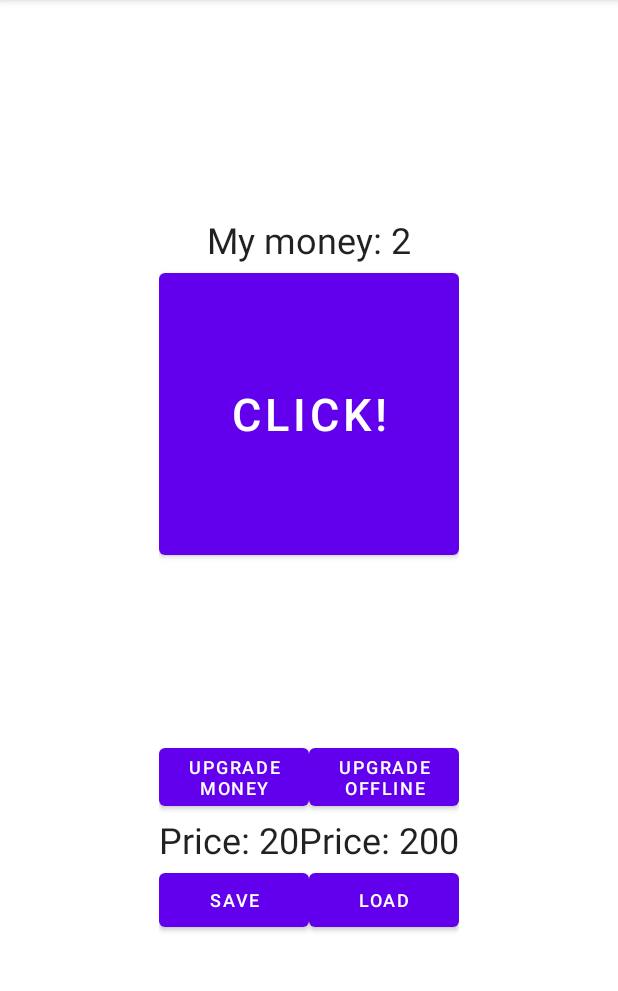
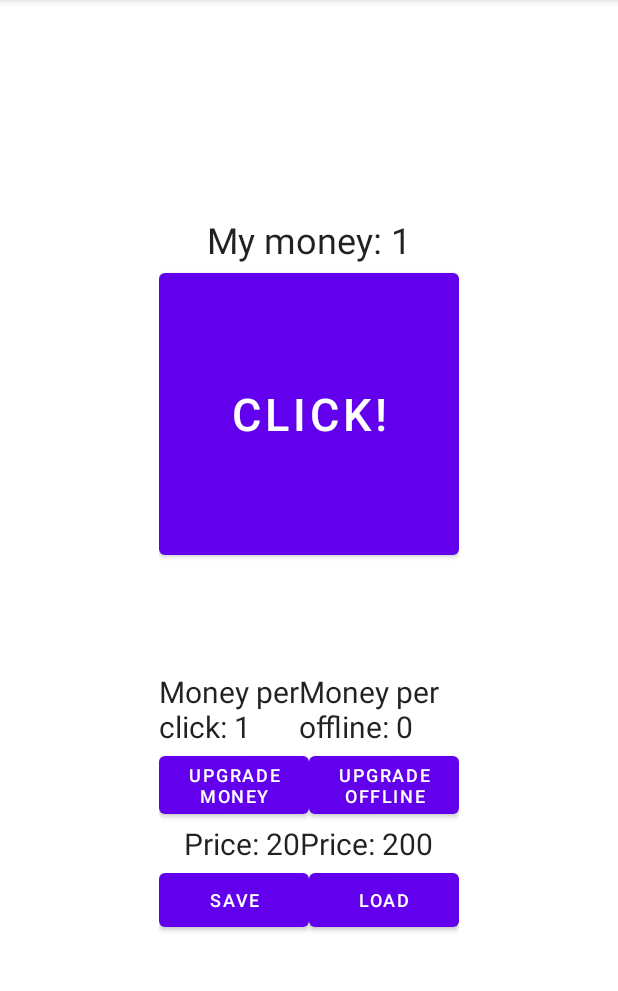
Before and after one commit to SunZar/MyItSchool, an Android app: the screen it shows after launch (MainActivity), after a tap on "UPGRADE OFFLINE", on a phone screen of 412 x 824 dp, the part 84-1075 px from its top. Run offline under Robolectric (Android 15) with nearby library versions, the phone set to English and light mode, and no system bars; 2 other taps on this screen came first.

Commit message:
Sorting and cleaning the code; Fixed bugs

```diff
--- a/app/src/main/java/com/example/myitschool/MainActivity.java
+++ b/app/src/main/java/com/example/myitschool/MainActivity.java
@@ -36,31 +36,26 @@
         setContentView(binding.getRoot());
 
 
-        if (getPreferences(MODE_PRIVATE).getInt(String.valueOf(SAVE_LEVEL_UPGRADE_ADD_MONEY), 1) != 1) {
-            mySP = getPreferences(MODE_PRIVATE);
-            int saveInt = mySP.getInt(String.valueOf(SAVE_LEVEL_UPGRADE_ADD_MONEY), 1);
-            levelUpgradeAddMoney = saveInt;
-        }
+        loadGetAllPref();
 
-        if (getPreferences(MODE_PRIVATE).getInt(String.valueOf(SAVE_ADD_MONEY), 1) != 1) {
-            mySP = getPreferences(MODE_PRIVATE);
-            int saveInt = mySP.getInt(String.valueOf(SAVE_ADD_MONEY), 1);
-            addMoney = saveInt;
-        }
+        //Loading all savedInstanceState
+        if (savedInstanceState != null) {
 
-        if (getPreferences(MODE_PRIVATE).getInt(String.valueOf(SAVE_MONEY), 0) != 0) {
-            mySP = getPreferences(MODE_PRIVATE);
-            int saveInt = mySP.getInt(String.valueOf(SAVE_MONEY), 0);
-            binding.moneyCount.setText(Integer.toString(saveInt));
-        }
-        if (savedInstanceState != null) {
             binding.moneyCount.setText(Integer.toString(savedInstanceState.getInt("money")));
+            binding.upgradeOfflineMoneyPrice.setText("Price: " + Integer.toString((offlineMoney + 1) * 200));
+            binding.upgradeAddMoneyPrice.setText("Price: " + Integer.toString(addMoney * 20));
+
             levelUpgradeAddMoney = savedInstanceState.getInt("levelUpgradeAddMoney");
+            levelUpgradeOfflineMoney = savedInstanceState.getInt("levelUpgradeOfflineMoney");
+            offlineMoney = savedInstanceState.getInt("offlineMoney");
             addMoney = savedInstanceState.getInt("addMoney");
         }
         binding.upgradeAddMoneyPrice.setText("Price: " + Integer.toString(addMoney * 20));
         binding.upgradeOfflineMoneyPrice.setText("Price: " + Integer.toString((offlineMoney + 1) * 200));
+        binding.addMoneyCount.setText("Money per\nclick: " + Integer.toString(addMoney));
+        binding.addOfflineMoneyCount.setText("Money per\noffline: " + Integer.toString(offlineMoney));
 
+        //Checking all buttons for click
         binding.buttonMoney.setOnClickListener(new View.OnClickListener() {
             @Override
             public void onClick(View view) {
@@ -74,30 +69,14 @@
         binding.buttonUpgradeAddMoney.setOnClickListener(new View.OnClickListener() {
             @Override
             public void onClick(View view) {
-                if (Integer.parseInt(binding.moneyCount.getText().toString()) >= addMoney * 20) {
-                    binding.moneyCount.setText(
-                            Integer.toString(Integer.parseInt(binding.moneyCount.getText().toString()) - addMoney * 20)
-                    );
-                    levelUpgradeAddMoney = levelUpgradeAddMoney + 1;
-                    addMoney = addMoney + 1;
-                    binding.upgradeAddMoneyPrice.setText("Price: " + Integer.toString(addMoney * 20));
-                } else {
-                    notEnoughMoney();
-                }
+                onClickBtnUpgradeAddMoney();
             }
         });
 
         binding.buttonUpgradeOfflineMoney.setOnClickListener(new View.OnClickListener() {
             @Override
             public void onClick(View view) {
-                if (Integer.parseInt(binding.moneyCount.getText().toString()) >= addMoney * 20) {
-                    binding.moneyCount.setText(
-                            Integer.toString(Integer.parseInt(binding.moneyCount.getText().toString()) - (offlineMoney + 1) * 200)
-                    );
-                    levelUpgradeOfflineMoney = levelUpgradeOfflineMoney + 1;
-                    offlineMoney = offlineMoney + 1;
-                    binding.upgradeOfflineMoneyPrice.setText("Price: " + Integer.toString((offlineMoney + 1) * 200));
-                }
+                onClickBtnUpgradeOfflineMoney();
             }
         });
 
@@ -117,8 +96,8 @@
 
 
 
-        OfflineMoney offlineMoney = new OfflineMoney();
-        offlineMoney.start();
+//        OfflineMoney offlineMoney = new OfflineMoney();
+//        offlineMoney.start();
 
 //        binding.moneyCount.postDelayed(new Runnable() {
 //            @Override
@@ -128,9 +107,6 @@
 //                );
 //            }
 //        }, 10000);
-
-
-
 
     }
 
@@ -178,6 +154,7 @@
         mySP = getPreferences(MODE_PRIVATE);
         SharedPreferences.Editor editor = mySP.edit();
 
+//        editor.putInt(String.valueOf(SAVE_MONEY), money);
         editor.putInt(String.valueOf(SAVE_MONEY), Integer.parseInt(binding.moneyCount.getText().toString()));
         editor.putInt(String.valueOf(SAVE_LEVEL_UPGRADE_ADD_MONEY), levelUpgradeAddMoney);
         editor.putInt(String.valueOf(SAVE_LEVEL_UPGRADE_OFFLINE_MONEY), levelUpgradeOfflineMoney);
@@ -191,7 +168,30 @@
     private void loadPref() {
         mySP = getPreferences(MODE_PRIVATE);
         int saveInt = mySP.getInt(String.valueOf(SAVE_MONEY), 0);
-        binding.moneyCount.setText(Integer.toString(saveInt));
+        binding.moneyCount.setText(Integer.toString(saveInt - 10)); //g
+
+
+
+        saveInt = mySP.getInt(String.valueOf(SAVE_LEVEL_UPGRADE_ADD_MONEY), 1);
+        levelUpgradeAddMoney = saveInt;
+
+        saveInt = mySP.getInt(String.valueOf(SAVE_LEVEL_UPGRADE_OFFLINE_MONEY), 0);
+        levelUpgradeOfflineMoney = saveInt;
+
+        saveInt = mySP.getInt(String.valueOf(SAVE_OFFLINE_MONEY), 0);
+        offlineMoney = saveInt;
+
+        saveInt = mySP.getInt(String.valueOf(SAVE_ADD_MONEY), 1);
+        addMoney = saveInt;
+
+
+        binding.upgradeAddMoneyPrice.setText("Price: " + Integer.toString(addMoney * 20));
+        binding.upgradeOfflineMoneyPrice.setText("Price: " + Integer.toString((offlineMoney + 1) * 200));
+        binding.addMoneyCount.setText("Money per\nclick: " + Integer.toString(addMoney));
+        binding.addOfflineMoneyCount.setText("Money per\noffline: " + Integer.toString(offlineMoney));
+
+
+
         Toast.makeText(this, "Progress loaded", Toast.LENGTH_SHORT).show();
     }
 
@@ -204,4 +204,64 @@
         outState.putInt("addMoney", addMoney);
     }
 
+    private void loadGetAllPref() {
+        if (getPreferences(MODE_PRIVATE).getInt(String.valueOf(SAVE_LEVEL_UPGRADE_ADD_MONEY), 1) != 1) {
+            mySP = getPreferences(MODE_PRIVATE);
+            int saveInt = mySP.getInt(String.valueOf(SAVE_LEVEL_UPGRADE_ADD_MONEY), 1);
+            levelUpgradeAddMoney = saveInt;
+        }
+
+        if (getPreferences(MODE_PRIVATE).getInt(String.valueOf(SAVE_LEVEL_UPGRADE_OFFLINE_MONEY), 0) != 0) {
+            mySP = getPreferences(MODE_PRIVATE);
+            int saveInt = mySP.getInt(String.valueOf(SAVE_LEVEL_UPGRADE_OFFLINE_MONEY), 0);
+            levelUpgradeOfflineMoney = saveInt;
+        }
+
+        if (getPreferences(MODE_PRIVATE).getInt(String.valueOf(SAVE_OFFLINE_MONEY), 0) != 0) {
+            mySP = getPreferences(MODE_PRIVATE);
+            int saveInt = mySP.getInt(String.valueOf(SAVE_OFFLINE_MONEY), 0);
+            offlineMoney = saveInt;
+        }
+
+        if (getPreferences(MODE_PRIVATE).getInt(String.valueOf(SAVE_ADD_MONEY), 1) != 1) {
+            mySP = getPreferences(MODE_PRIVATE);
+            int saveInt = mySP.getInt(String.valueOf(SAVE_ADD_MONEY), 1);
+            addMoney = saveInt;
+        }
+
+        if (getPreferences(MODE_PRIVATE).getInt(String.valueOf(SAVE_MONEY), 0) != 0) {
+            mySP = getPreferences(MODE_PRIVATE);
+            int saveInt = mySP.getInt(String.valueOf(SAVE_MONEY), 0);
+            binding.moneyCount.setText(Integer.toString(saveInt - 5));//h
+        }
+    }
+
+    private void onClickBtnUpgradeOfflineMoney() {
+        if (Integer.parseInt(binding.moneyCount.getText().toString()) >= (offlineMoney + 1) * 200) {
+            binding.moneyCount.setText(
+                    Integer.toString(Integer.parseInt(binding.moneyCount.getText().toString()) - (offlineMoney + 1) * 200)
+            );
+            levelUpgradeOfflineMoney = levelUpgradeOfflineMoney + 1;
+            offlineMoney = offlineMoney + 1;
+            binding.addOfflineMoneyCount.setText("Money per\noffline: " + Integer.toString(offlineMoney));
+            binding.upgradeOfflineMoneyPrice.setText("Price: " + Integer.toString((offlineMoney + 1) * 200));
+        } else {
+            notEnoughMoney();
+        }
+    }
+
+    private void onClickBtnUpgradeAddMoney() {
+        if (Integer.parseInt(binding.moneyCount.getText().toString()) >= addMoney * 20) {
+            binding.moneyCount.setText(
+                    Integer.toString(Integer.parseInt(binding.moneyCount.getText().toString()) - addMoney * 20)
+            );
+            levelUpgradeAddMoney = levelUpgradeAddMoney + 1;
+            addMoney = addMoney + 1;
+            binding.addMoneyCount.setText("Money per\nclick: " + Integer.toString(addMoney));
+            binding.upgradeAddMoneyPrice.setText("Price: " + Integer.toString(addMoney * 20));
+        } else {
+            notEnoughMoney();
+        }
+    }
+
 }
--- a/app/src/main/res/layout/activity_main.xml
+++ b/app/src/main/res/layout/activity_main.xml
@@ -57,6 +57,31 @@
         <LinearLayout
             android:layout_width="wrap_content"
             android:layout_height="wrap_content"
+            android:orientation="horizontal">
+
+            <TextView
+                android:id="@+id/add_money_count"
+                android:text="Money per\nclick: 20"
+                android:textSize="20dp"
+                android:textAppearance="@style/TextAppearance.AppCompat.Headline"
+                android:layout_width="wrap_content"
+                android:layout_height="wrap_content"
+                android:layout_gravity="center"/>
+
+            <TextView
+                android:id="@+id/add_offline_money_count"
+                android:text="Money per\noffline: 200"
+                android:textSize="20dp"
+                android:textAppearance="@style/TextAppearance.AppCompat.Headline"
+                android:layout_width="wrap_content"
+                android:layout_height="wrap_content"
+                android:layout_gravity="center"/>
+
+        </LinearLayout>
+
+        <LinearLayout
+            android:layout_width="wrap_content"
+            android:layout_height="wrap_content"
             android:orientation="horizontal"
             android:layout_gravity="center">
 
@@ -86,15 +111,18 @@
 
             <TextView
                 android:id="@+id/upgrade_add_money_price"
+                android:layout_width="wrap_content"
+                android:layout_height="wrap_content"
+                android:layout_gravity="center"
+                android:gravity=""
                 android:text="Price: 20"
                 android:textAppearance="@style/TextAppearance.AppCompat.Headline"
-                android:layout_width="wrap_content"
-                android:layout_height="wrap_content"
-                android:layout_gravity="center"/>
+                android:textSize="20dp" />
 
             <TextView
                 android:id="@+id/upgrade_offline_money_price"
                 android:text="Price: 200"
+                android:textSize="20dp"
                 android:textAppearance="@style/TextAppearance.AppCompat.Headline"
                 android:layout_width="wrap_content"
                 android:layout_height="wrap_content"
```
